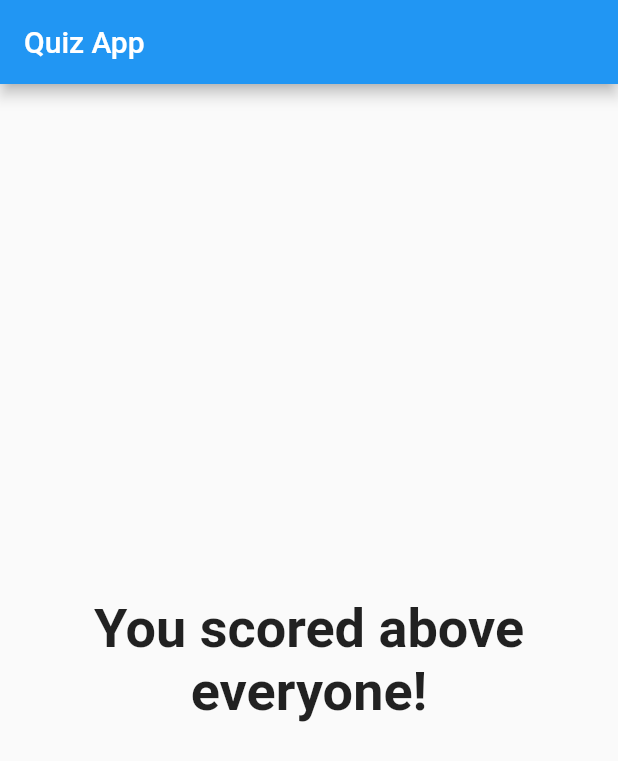
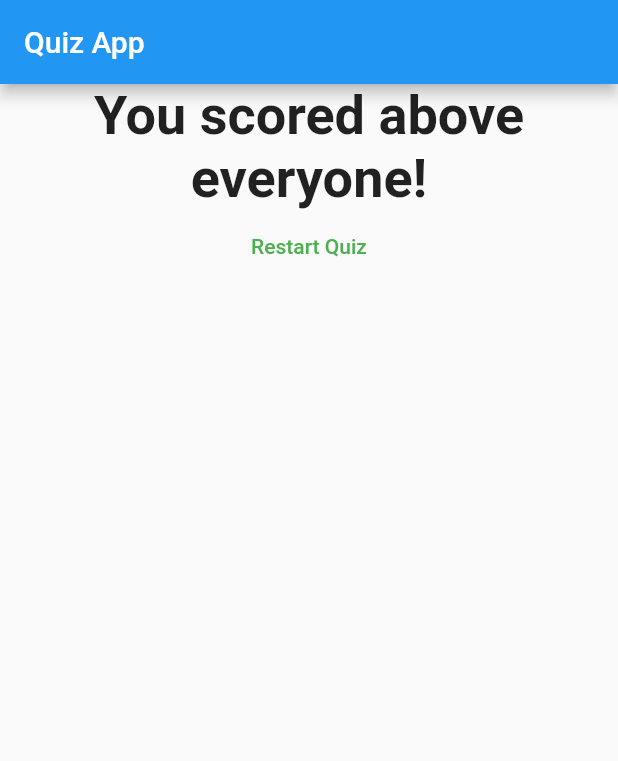
Before and after one commit to DuncanMoyo/super-duper-palm-tree, a Flutter app: the screen it shows after launch, after a tap on "Black", after a tap on "Eagle", after a tap on "Australia", on a phone screen of 412 x 824 dp. Shown: the top 761 px of the screen. Run offline on Flutter 3.47's test engine with Material 2 defaults, Android fonts, the phone set to English and light mode, and no system bars.

Commit message:
resetting the quiz

```diff
--- a/lib/main.dart
+++ b/lib/main.dart
@@ -49,6 +49,13 @@ class _MyAppState extends State<MyApp> {
   var _questionIndex = 0;
   var _totalScore = 0;
 
+  void _resetQuiz() {
+    setState(() {
+      _questionIndex = 0;
+    _totalScore = 0;
+    });
+  }
+
   void _answerQuestion(int score) {
 
     _totalScore += score;
@@ -77,7 +84,7 @@ class _MyAppState extends State<MyApp> {
                 questionIndex: _questionIndex,
                 questions: _questions,
               )
-            : Result(_totalScore),
+            : Result(_totalScore, _resetQuiz),
       ),
     );
   }
--- a/lib/result.dart
+++ b/lib/result.dart
@@ -2,16 +2,17 @@ import 'package:flutter/material.dart';
 
 class Result extends StatelessWidget {
   final int resultScore;
+  final Function resetHandler;
 
-  Result(this.resultScore);
+  Result(this.resultScore, this.resetHandler);
 
   String get resultPhrase {
     String resultText;
-      if(resultScore <= 9) {
+    if (resultScore <= 9) {
       resultText = 'You scored lower than 9!';
     } else if (resultScore <= 15) {
       resultText = 'You scored lower than 15!';
-      } else if (resultScore <= 24 ) {
+    } else if (resultScore <= 24) {
       resultText = 'You scored lower than 24!';
     } else {
       resultText = 'You scored above everyone!';
@@ -22,11 +23,24 @@ class Result extends StatelessWidget {
   @override
   Widget build(BuildContext context) {
     return Center(
-      child: Text(
+      child: Column(
+        children: <Widget>[
+          Text(
             resultPhrase,
             style: TextStyle(fontSize: 36, fontWeight: FontWeight.bold),
             textAlign: TextAlign.center,
           ),
+          TextButton(
+            onPressed: resetHandler,
+            child: Text(
+              'Restart Quiz',
+            ),
+            style: ButtonStyle(
+              foregroundColor: MaterialStateProperty.all(Colors.green),
+            ),
+          )
+        ],
+      ),
     );
   }
 }
```
Lines whose indentation alone changed are shown as unchanged.
